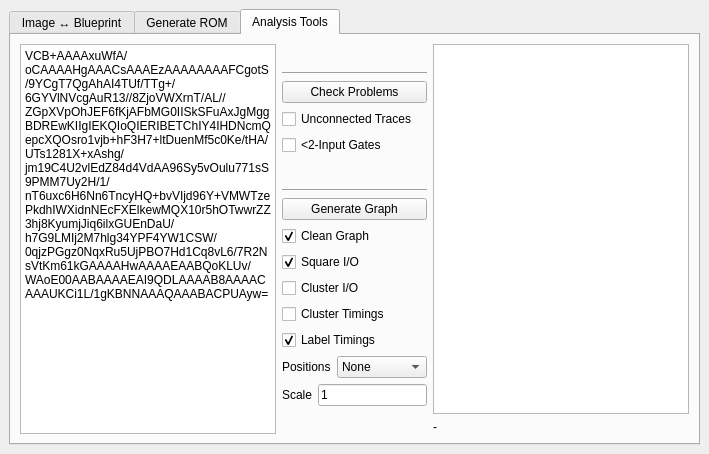
This is mainwindow.ui in JC3/vcbtool as Qt 5 draws it before an edit. The edited form follows.
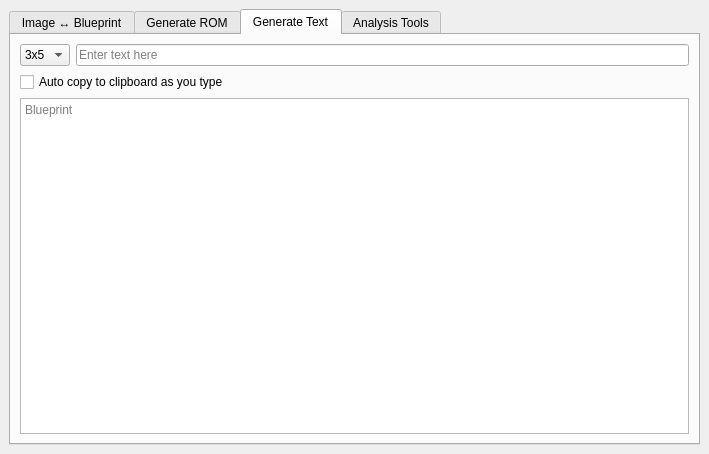
This is the edited form.

```diff
--- a/mainwindow.ui
+++ b/mainwindow.ui
@@ -322,6 +322,43 @@
         </item>
        </layout>
       </widget>
+      <widget class="QWidget" name="tabText">
+       <attribute name="title">
+        <string>Generate Text</string>
+       </attribute>
+       <layout class="QGridLayout" name="gridLayout_5">
+        <item row="0" column="0">
+         <widget class="QComboBox" name="cbTextFont">
+          <item>
+           <property name="text">
+            <string>3x5</string>
+           </property>
+          </item>
+         </widget>
+        </item>
+        <item row="2" column="0" colspan="2">
+         <widget class="QPlainTextEdit" name="txtTextBP">
+          <property name="placeholderText">
+           <string>Blueprint</string>
+          </property>
+         </widget>
+        </item>
+        <item row="0" column="1">
+         <widget class="QLineEdit" name="txtTextContent">
+          <property name="placeholderText">
+           <string>Enter text here</string>
+          </property>
+         </widget>
+        </item>
+        <item row="1" column="0" colspan="2">
+         <widget class="QCheckBox" name="chkTextAutoCopy">
+          <property name="text">
+           <string>Auto copy to clipboard as you type</string>
+          </property>
+         </widget>
+        </item>
+       </layout>
+      </widget>
       <widget class="QWidget" name="tabAnalysis">
        <attribute name="title">
         <string>Analysis Tools</string>
```
